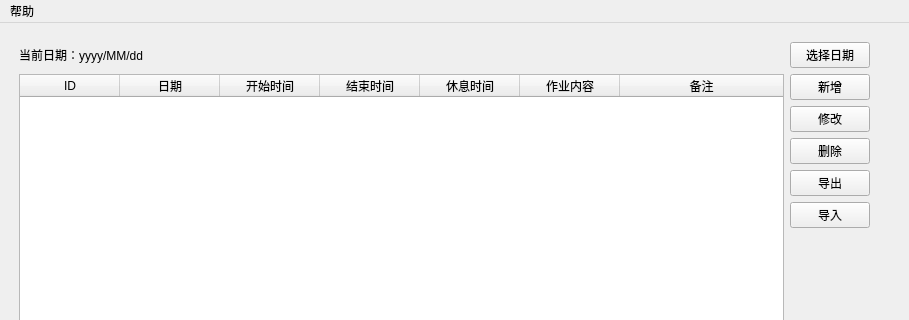
First picture: the form in main.ui, repository smallclover/my-excel, before the edit; both pictures show x 0 to 909 and y 0 to 320 of the 909 by 650 pixel window.
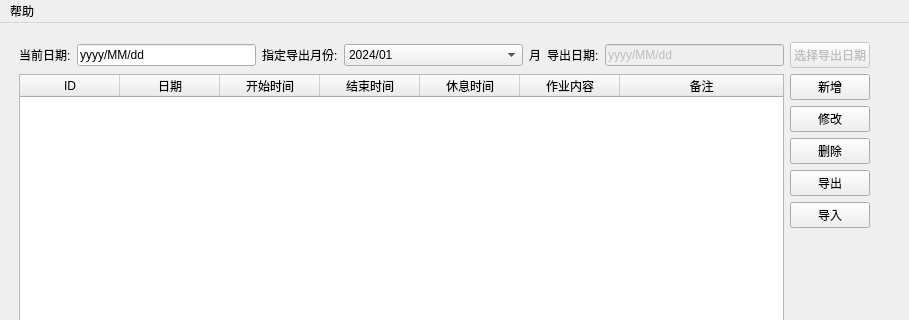
Second picture: the form after the edit.

```diff
--- a/main.ui
+++ b/main.ui
@@ -39,13 +39,6 @@
      <property name="bottomMargin">
       <number>0</number>
      </property>
-     <item row="5" column="2">
-      <widget class="QPushButton" name="importButton">
-       <property name="text">
-        <string>导入</string>
-       </property>
-      </widget>
-     </item>
      <item row="1" column="2">
       <widget class="QPushButton" name="addButton">
        <property name="text">
@@ -60,13 +53,6 @@
        </property>
       </widget>
      </item>
-     <item row="4" column="2">
-      <widget class="QPushButton" name="exportButton">
-       <property name="text">
-        <string>导出</string>
-       </property>
-      </widget>
-     </item>
      <item row="1" column="0" rowspan="6">
       <widget class="QTableWidget" name="tableWidget">
        <property name="autoFillBackground">
@@ -79,7 +65,7 @@
         <enum>Qt::ScrollBarAlwaysOff</enum>
        </property>
        <property name="sizeAdjustPolicy">
-        <enum>QAbstractScrollArea::AdjustIgnored</enum>
+        <enum>QAbstractScrollArea::AdjustToContents</enum>
        </property>
        <property name="editTriggers">
         <set>QAbstractItemView::NoEditTriggers</set>
@@ -133,6 +119,23 @@
        </column>
       </widget>
      </item>
+     <item row="5" column="2">
+      <widget class="QPushButton" name="importButton">
+       <property name="text">
+        <string>导入</string>
+       </property>
+      </widget>
+     </item>
+     <item row="0" column="2">
+      <widget class="QPushButton" name="chooseExportDateButton">
+       <property name="enabled">
+        <bool>false</bool>
+       </property>
+       <property name="text">
+        <string>选择导出日期</string>
+       </property>
+      </widget>
+     </item>
      <item row="2" column="2">
       <widget class="QPushButton" name="editButton">
        <property name="text">
@@ -140,19 +143,146 @@
        </property>
       </widget>
      </item>
-     <item row="0" column="2">
-      <widget class="QPushButton" name="chooseDateButton">
+     <item row="4" column="2">
+      <widget class="QPushButton" name="exportButton">
        <property name="text">
-        <string>选择日期</string>
+        <string>导出</string>
        </property>
       </widget>
      </item>
      <item row="0" column="0">
-      <widget class="QLabel" name="currentDateLabel">
-       <property name="text">
-        <string>当前日期：yyyy/MM/dd</string>
-       </property>
-      </widget>
+      <layout class="QHBoxLayout" name="horizontalLayout_2">
+       <item>
+        <widget class="QLabel" name="currentDateLabel">
+         <property name="text">
+          <string>当前日期:</string>
+         </property>
+        </widget>
+       </item>
+       <item>
+        <widget class="QLineEdit" name="currentDateInput">
+         <property name="enabled">
+          <bool>true</bool>
+         </property>
+         <property name="focusPolicy">
+          <enum>Qt::StrongFocus</enum>
+         </property>
+         <property name="text">
+          <string>yyyy/MM/dd</string>
+         </property>
+         <property name="readOnly">
+          <bool>true</bool>
+         </property>
+        </widget>
+       </item>
+       <item>
+        <widget class="QLabel" name="exportMonthLabel">
+         <property name="text">
+          <string>指定导出月份:</string>
+         </property>
+        </widget>
+       </item>
+       <item>
+        <widget class="QComboBox" name="exportMonthcomboBox">
+         <property name="sizePolicy">
+          <sizepolicy hsizetype="Expanding" vsizetype="Fixed">
+           <horstretch>0</horstretch>
+           <verstretch>0</verstretch>
+          </sizepolicy>
+         </property>
+         <property name="sizeAdjustPolicy">
+          <enum>QComboBox::AdjustToContents</enum>
+         </property>
+         <item>
+          <property name="text">
+           <string>2024/01</string>
+          </property>
+         </item>
+         <item>
+          <property name="text">
+           <string>2024/02</string>
+          </property>
+         </item>
+         <item>
+          <property name="text">
+           <string>2024/03</string>
+          </property>
+         </item>
+         <item>
+          <property name="text">
+           <string>2024/04</string>
+          </property>
+         </item>
+         <item>
+          <property name="text">
+           <string>2024/05</string>
+          </property>
+         </item>
+         <item>
+          <property name="text">
+           <string>2024/06</string>
+          </property>
+         </item>
+         <item>
+          <property name="text">
+           <string>2024/07</string>
+          </property>
+         </item>
+         <item>
+          <property name="text">
+           <string>2024/08</string>
+          </property>
+         </item>
+         <item>
+          <property name="text">
+           <string>2024/09</string>
+          </property>
+         </item>
+         <item>
+          <property name="text">
+           <string>2024/10</string>
+          </property>
+         </item>
+         <item>
+          <property name="text">
+           <string>2024/11</string>
+          </property>
+         </item>
+         <item>
+          <property name="text">
+           <string>2024/12</string>
+          </property>
+         </item>
+        </widget>
+       </item>
+       <item>
+        <widget class="QLabel" name="label">
+         <property name="text">
+          <string>月</string>
+         </property>
+        </widget>
+       </item>
+       <item>
+        <widget class="QLabel" name="exportDateLabel">
+         <property name="text">
+          <string>导出日期:</string>
+         </property>
+        </widget>
+       </item>
+       <item>
+        <widget class="QLineEdit" name="exportDateInput">
+         <property name="enabled">
+          <bool>false</bool>
+         </property>
+         <property name="text">
+          <string>yyyy/MM/dd</string>
+         </property>
+         <property name="readOnly">
+          <bool>true</bool>
+         </property>
+        </widget>
+       </item>
+      </layout>
      </item>
     </layout>
    </widget>
```
